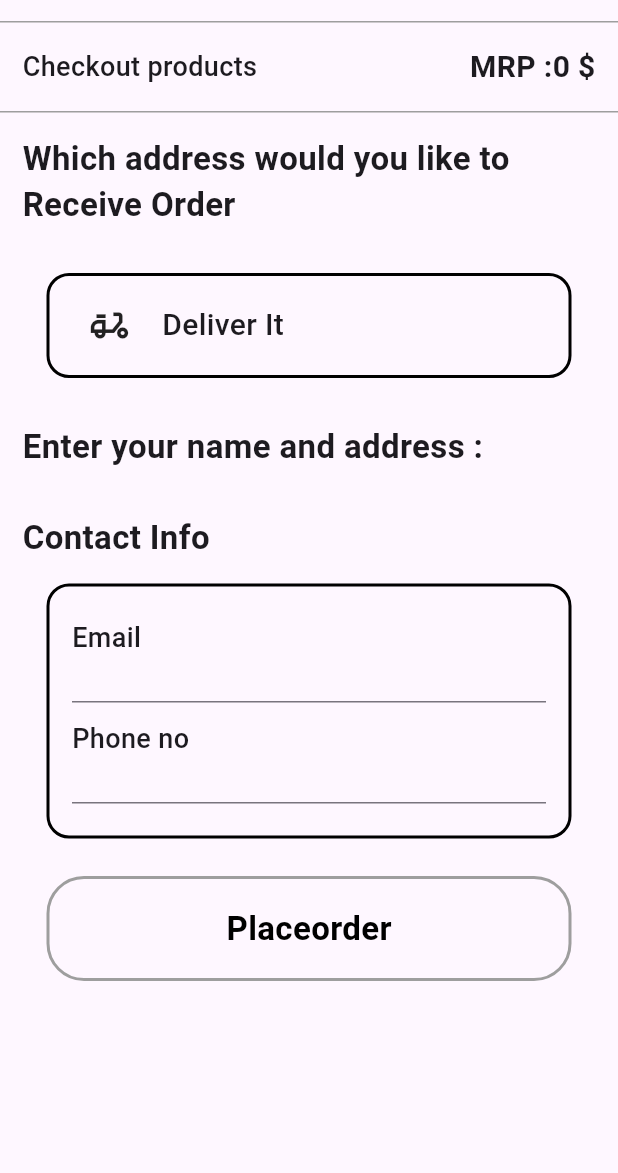
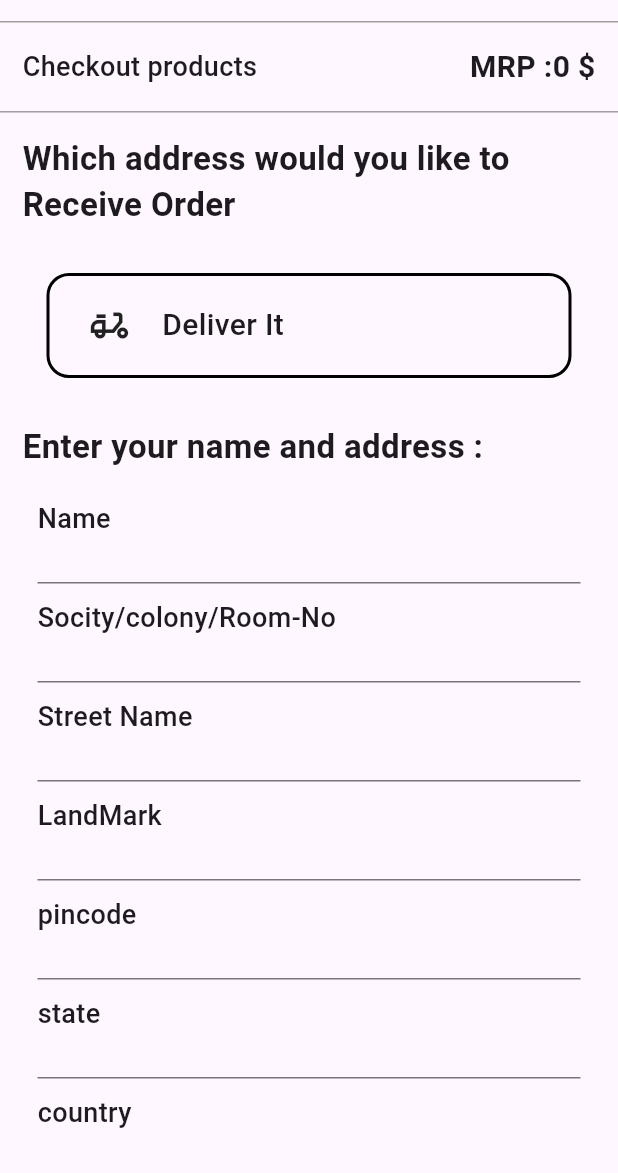
Before and after one commit to weshallsah/sneakersync, a Flutter app: the CartPage screen opened directly, after a tap on "Checkout", on a phone screen of 412 x 824 dp, the part 63-1236 px from its top. Run offline on Flutter 3.47's test engine with Material 3 defaults, Android fonts, the phone set to English and light mode, and no system bars; our stand-ins replace flutter_dotenv, flutter_svg, get, lottie; missing offline and left inert: api_cache_manager; statements that could not run were skipped.

Commit message:
address connected to server

```diff
--- a/lib/Screen/Cart/Cart.screen.dart
+++ b/lib/Screen/Cart/Cart.screen.dart
@@ -1,4 +1,4 @@
-import 'package:bazar/Screen/payment/paymentgateway.screen.dart';
+import 'package:bazar/Screen/payment/address.payment.dart';
 import 'package:bazar/component/Button.component.dart';
 import 'package:bazar/component/bottomsheet.component.dart';
 import 'package:bazar/controller/cart.controller.dart';
@@ -238,7 +238,7 @@ class CartPage extends StatelessWidget {
             left: 10,
             child: Button(
               () {
-                Get.to(() => Checklist(cartController));
+                Get.to(() => Address(cartController));
               },
               "Checkout",
               null,
--- a/lib/Screen/payment/paymentgateway.screen.dart
+++ b/lib/Screen/payment/address.payment.dart
@@ -1,19 +1,27 @@
+// ignore_for_file: must_be_immutable
+
 import 'package:bazar/Screen/Cart/Cart.screen.dart';
+import 'package:bazar/component/Button.component.dart';
 import 'package:bazar/controller/cart.controller.dart';
 import 'package:bazar/controller/payment.controller.dart';
+import 'package:flutter/cupertino.dart';
 import 'package:flutter/material.dart';
 import 'package:flutter/widgets.dart';
 import 'package:get/get.dart';
 import 'package:get/get_state_manager/get_state_manager.dart';
+import 'package:get/get_state_manager/src/rx_flutter/rx_obx_widget.dart';
 import 'package:get/get_state_manager/src/simple/get_state.dart';
+import 'package:get/state_manager.dart';
 
-class Checklist extends StatelessWidget {
+class Address extends StatelessWidget {
   CartController cartController;
-  Checklist(this.cartController, {super.key});
+  Address(this.cartController, {super.key});
   final PaymentController paymentController = Get.put(PaymentController());
+  GlobalKey<ScaffoldState> _formKey = new GlobalKey<ScaffoldState>();
   @override
   Widget build(BuildContext context) {
     return Scaffold(
+      key: _formKey,
       appBar: AppBar(
         title: Text("Sneakersync"),
         elevation: 0,
@@ -168,7 +176,11 @@ class Checklist extends StatelessWidget {
                           ),
                         if (controller.address.length != 0) const Line(),
                         if (controller.address.length != 0)
-                          Container(
+                          InkWell(
+                            onTap: () {
+                              controller.addAddress(_formKey, false);
+                            },
+                            child: Container(
                               width: 180,
                               height: 60,
                               margin: const EdgeInsets.symmetric(
@@ -200,16 +212,34 @@ class Checklist extends StatelessWidget {
                                 ],
                               ),
                             ),
+                          ),
                       ],
                     ),
                   );
                 },
               ),
-
-              HeadLine("Contact Info"),
               GetBuilder<PaymentController>(
                 builder: (controller) {
+                  if (controller.address.length == 0) {
                     return Container(
+                      margin: EdgeInsets.symmetric(horizontal: 25),
+                      child: FromField(controller, false),
+                    );
+                  } else {
+                    return Container();
+                  }
+                },
+              ),
+
+              GetBuilder<PaymentController>(
+                builder: (controller) {
+                  return Obx(
+                    () => Column(
+                      children: [
+                        if (controller.address.length != 0)
+                          HeadLine("Contact Info"),
+                        if (controller.address.length != 0)
+                          Container(
                             height: 170,
                             width: 350,
                             padding: const EdgeInsets.symmetric(
@@ -220,12 +250,8 @@ class Checklist extends StatelessWidget {
                               border: Border.all(width: 2),
                               borderRadius: BorderRadius.circular(15),
                             ),
-                    child: Column(
-                      crossAxisAlignment: CrossAxisAlignment.start,
-                      mainAxisAlignment: MainAxisAlignment.spaceEvenly,
-                      children: [
-                        ContactInfo("Email", controller.Email),
-                        ContactInfo("Phone no", controller.Phone),
+                            child: FromField(controller, true),
+                          ),
                       ],
                     ),
                   );
@@ -234,40 +260,13 @@ class Checklist extends StatelessWidget {
               const SizedBox(
                 height: 25,
               ),
-              Container(
-                height: 70,
-                alignment: Alignment.center,
-                child: Center(
-                  child: InkWell(
-                    enableFeedback: true,
-                    onTap: () {},
-                    borderRadius: BorderRadius.circular(25),
-                    child: Container(
-                      height: 70,
-                      width: 350,
-                      decoration: BoxDecoration(
-                        // color: Colors.black,
-                        borderRadius: const BorderRadius.all(
-                          Radius.circular(25),
-                        ),
-                        border: Border.all(
-                          color: Colors.grey,
-                          style: BorderStyle.solid,
-                          width: 2,
-                        ),
-                      ),
-                      alignment: Alignment.center,
-                      child: const Text(
+              Button(
+                () {
+                  paymentController.placeordered(_formKey);
+                },
                 "Placeorder",
-                        style: TextStyle(
-                          fontSize: 22,
-                          color: Colors.black,
-                          fontWeight: FontWeight.w600,
-                        ),
-                      ),
-                    ),
-                  ),
-                ),
+                null,
+                Colors.transparent,
               ),
               const SizedBox(
                 height: 25,
@@ -276,6 +275,44 @@ class Checklist extends StatelessWidget {
           ),
         ),
       ),
+    );
+  }
+}
+
+class FromField extends StatelessWidget {
+  PaymentController controller;
+  bool iscontect;
+  FromField(this.controller, this.iscontect, {super.key});
+
+  @override
+  Widget build(BuildContext context) {
+    return Column(
+      crossAxisAlignment: CrossAxisAlignment.start,
+      mainAxisAlignment: MainAxisAlignment.spaceEvenly,
+      children: [
+        if (!iscontect)
+          ListView.builder(
+            shrinkWrap: true,
+            physics: NeverScrollableScrollPhysics(),
+            itemCount: controller.details.length,
+            itemBuilder: (context, index) {
+              return Container(
+                margin: EdgeInsets.symmetric(vertical: 5),
+                child: ContactInfo(controller.details[index],
+                    controller.TextController[index]),
+              );
+            },
+          ),
+        if (!iscontect)
+          SizedBox(
+            height: 5,
+          ),
+        ContactInfo("Phone", controller.Phone),
+        SizedBox(
+          height: 10,
+        ),
+        ContactInfo("Email", controller.Email),
+      ],
     );
   }
 }
@@ -324,12 +361,20 @@ class ContactInfo extends StatelessWidget {
         Container(
           // color: Colors.amber,
           height: 30,
-          child: TextField(
+          child: TextFormField(
             controller: Input,
+            textInputAction: TextInputAction.next,
             style: const TextStyle(
               fontSize: 16,
               fontWeight: FontWeight.w600,
             ),
+            validator: (value) {
+              if (value == null && value!.trim().isEmpty) {
+                return "please enter the detail";
+              } else {
+                return null;
+              }
+            },
           ),
         )
       ],
--- a/lib/controller/payment.controller.dart
+++ b/lib/controller/payment.controller.dart
@@ -1,6 +1,9 @@
 import 'dart:convert';
+import 'dart:io';
 
+import 'package:bazar/Screen/payment/Checklist.payment.dart';
 import 'package:bazar/service/Auth.service.dart';
+import 'package:bazar/utils/Snack.utils.dart';
 import 'package:flutter/material.dart';
 import 'package:flutter_dotenv/flutter_dotenv.dart';
 import 'package:get/get.dart';
@@ -9,6 +12,17 @@ import 'package:http/http.dart' as http;
 class PaymentController extends GetxController {
   TextEditingController Email = TextEditingController();
   TextEditingController Phone = TextEditingController();
+  List details = [
+    "Name",
+    "Socity/colony/Room-No",
+    "Street Name",
+    "LandMark",
+    "pincode",
+    "state",
+    "country"
+  ];
+  List TextController = List.generate(7, (index) => TextEditingController());
+
   RxList address = [].obs;
   late final user;
   @override
@@ -20,8 +34,59 @@ class PaymentController extends GetxController {
     final res = await http.get(
       Uri.parse("${dotenv.env["URL"]}/address/getadress?user=${user.id}"),
     );
-    address.value = json.decode(res.body)['payload'];
-    Email.text = address[0]['Email'];
-    Phone.text = address[0]['phone'];
+    address.value = json.decode(res.body)['body'];
+    if (address.length != 0) {
+      Email.text = address[0]['Email'];
+      Phone.text = address[0]['phone'];
+    }
+    print(address.length);
+  }
+
+  void placeordered(GlobalKey<ScaffoldState> _scaffoldKey) async {
+    if (address.length == 0) {
+      addAddress(_scaffoldKey, true);
+    } else {
+      Get.to(
+        () => Checklist(),
+      );
+    }
+  }
+
+  void addAddress(
+      GlobalKey<ScaffoldState> _scaffoldKey, bool isplaceorder) async {
+    if (Email.text.trim() == "" || Phone.text.trim() == "") {
+      showtoast(_scaffoldKey, "please enter detail");
+      return;
+    }
+    for (int i = 0; i < details.length; i++) {
+      if (TextController[i].text.trim() == "") {
+        showtoast(_scaffoldKey, "please enter detail");
+        return;
+      }
+    }
+    Map body = {
+      "phone": Phone.text,
+      "Email": Email.text,
+    };
+    for (int i = 0; i < details.length; i++) {
+      if (i >= 1 && i <= 3) {
+        body["Address${i}"] = TextController[i].text;
+      } else {
+        body[details[i]] = TextController[i].text;
+      }
+    }
+    body['user'] = user.id;
+    // print(json.encode(body));
+    Get.to(() => Checklist());
+    final res = await http.post(
+      Uri.parse("${dotenv.env["URL"]}/address/addadress"),
+      headers: {HttpHeaders.contentTypeHeader: 'application/json'},
+      body: json.encode(body),
+    );
+    if (json.decode(res.body)['body'] != null) {
+      address.add(json.decode(res.body)['body']);
+      address.refresh();
+    }
+    // print(json.decode(res.body)['body']);
   }
 }
--- a/lib/controller/productview.controller.dart
+++ b/lib/controller/productview.controller.dart
@@ -26,7 +26,7 @@ class Productcontroller extends GetxController {
     );
     final response = json.decode(res.body);
     data.value = response['body'][0];
-    print(data.value);
+    // print(data.value);
     isloaded.value = true;
     // Get.back();
   }
--- a/lib/main.dart
+++ b/lib/main.dart
@@ -1,4 +1,4 @@
-import 'package:bazar/Screen/payment/paymentgateway.screen.dart';
+import 'package:bazar/Screen/payment/address.payment.dart';
 import 'package:bazar/component/Loading.component.dart';
 import 'package:bazar/controller/splash.controller.dart';
 import "package:flutter/material.dart";
```
Also changed, not shown: lib/Screen/payment/checklist.payment.dart (added, +14 -0 lines), lib/utils/Snack.utils.dart (+7 -1 lines). Lines whose indentation alone changed are shown as unchanged.
